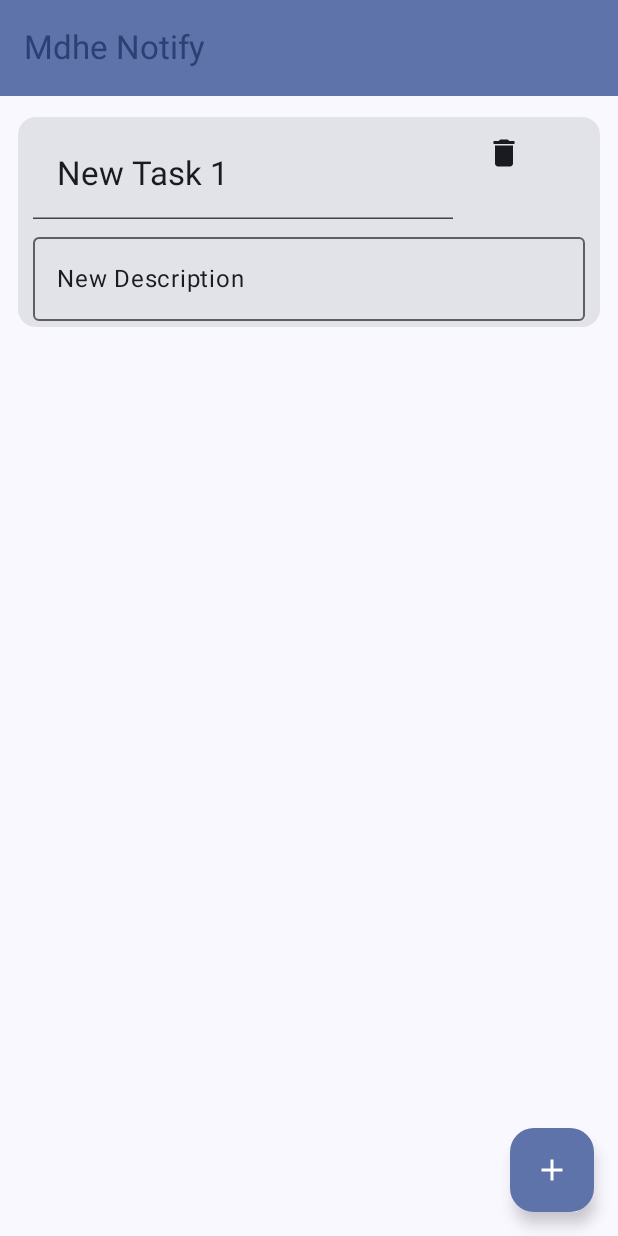
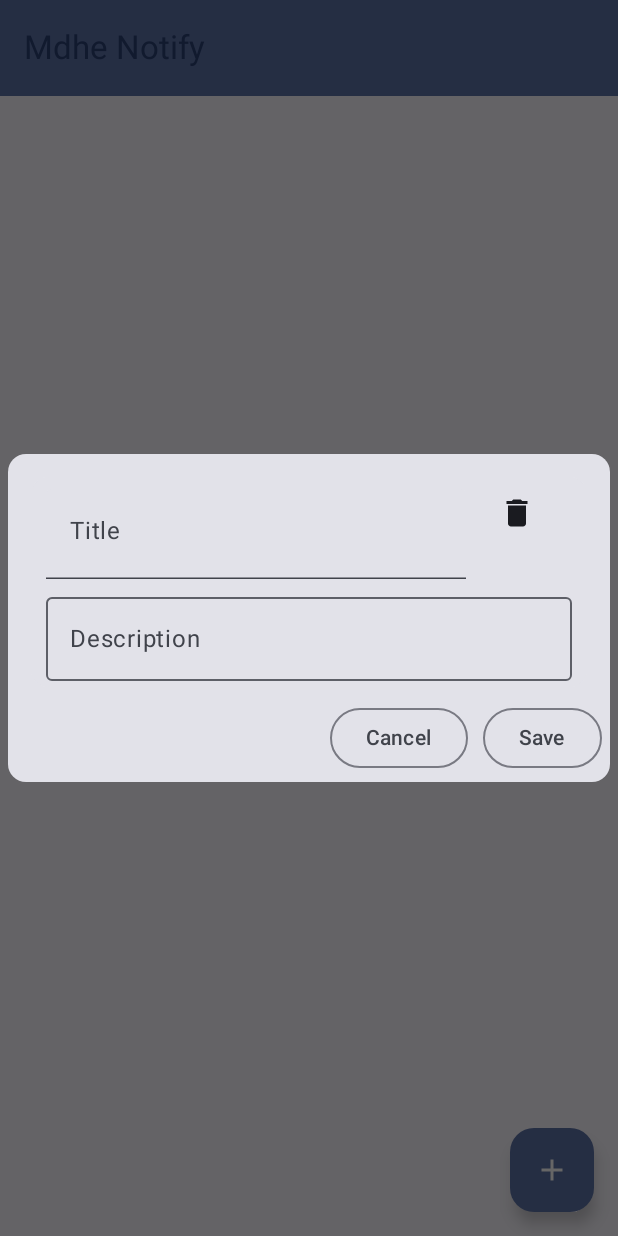
Before and after one commit to d1ndonlymdhe/Notify, an Android app built with Jetpack Compose: the screen it shows after launch (MainActivity), after a tap on "Add", on a phone screen of 412 x 824 dp. Run offline under Robolectric (Android 15) with nearby library versions, the phone set to English and light mode, and no system bars; our stand-ins replace Room's generated code.

Commit message:
use dialog to add

```diff
--- a/app/src/main/java/com/example/notify/MainActivity.kt
+++ b/app/src/main/java/com/example/notify/MainActivity.kt
@@ -17,24 +17,30 @@ import androidx.activity.enableEdgeToEdge
 import androidx.activity.result.contract.ActivityResultContracts
 import androidx.activity.viewModels
 import androidx.compose.foundation.background
+import androidx.compose.foundation.layout.Arrangement
 import androidx.compose.foundation.layout.Box
+import androidx.compose.foundation.layout.Column
 import androidx.compose.foundation.layout.Row
+import androidx.compose.foundation.layout.Spacer
 import androidx.compose.foundation.layout.fillMaxHeight
 import androidx.compose.foundation.layout.fillMaxSize
 import androidx.compose.foundation.layout.fillMaxWidth
 import androidx.compose.foundation.layout.padding
 import androidx.compose.foundation.layout.size
+import androidx.compose.foundation.layout.width
 import androidx.compose.foundation.lazy.LazyColumn
 import androidx.compose.foundation.lazy.itemsIndexed
 import androidx.compose.material.icons.Icons
 import androidx.compose.material.icons.filled.Add
 import androidx.compose.material.icons.filled.Delete
+import androidx.compose.material3.AlertDialog
 import androidx.compose.material3.Card
 import androidx.compose.material3.ExperimentalMaterial3Api
 import androidx.compose.material3.FloatingActionButton
 import androidx.compose.material3.Icon
 import androidx.compose.material3.IconButton
 import androidx.compose.material3.MaterialTheme
+import androidx.compose.material3.OutlinedButton
 import androidx.compose.material3.OutlinedTextField
 import androidx.compose.material3.Scaffold
 import androidx.compose.material3.SwipeToDismissBox
@@ -51,6 +57,7 @@ import androidx.compose.runtime.mutableStateListOf
 import androidx.compose.runtime.mutableStateOf
 import androidx.compose.runtime.remember
 import androidx.compose.ui.Modifier
+import androidx.compose.ui.window.Dialog
 import androidx.compose.ui.graphics.Color
 import androidx.compose.ui.platform.LocalContext
 import androidx.compose.ui.tooling.preview.Preview
@@ -103,8 +110,6 @@ private fun createNotificationChannel(context: Context) {
     notificationManager.createNotificationChannel(channel)
 }
 
-var x = 0;
-
 fun getBuilder(text: String, context: Context): NotificationCompat.Builder {
     val builder = NotificationCompat.Builder(context, CHANNEL_ID)
         .setSmallIcon(R.drawable.ic_launcher_foreground).setContentTitle("Your Task")
@@ -120,20 +125,15 @@ fun checkForNotificationPermission(context: Context): Int {
     }
 }
 
-//data class Task(var title: String, var description: String)
-
 @Composable
 fun Main(viewModel: TaskViewModel) {
     val context = LocalContext.current
-    val (value, setValue) = remember {
-        mutableStateOf("")
-    }
     val tasks by viewModel.tasks.collectAsState()
-//    val tasks = remember {
-//        mutableStateListOf(Task("Title 1", "Description 1"), Task("Title 2", "Description 2"))
-//    }
     LaunchedEffect(Unit) {
         createNotificationChannel(context)
+    }
+    val (showAddDialog, setShowAddDialog) = remember {
+        mutableStateOf(false)
     }
     val permissionLauncher =
         rememberLauncherForActivityResult(contract = ActivityResultContracts.RequestPermission()) { isGranted ->
@@ -154,7 +154,7 @@ fun Main(viewModel: TaskViewModel) {
                 ), title = { Text(text = "Mdhe Notify") })
         }, floatingActionButton = {
             FloatingActionButton(onClick = {
-                viewModel.addTask(Task("New Task ${tasks.size + 1}", "New Description"))
+                setShowAddDialog(true)
             }) {
                 Icon(Icons.Filled.Add, contentDescription = "Add")
             }
@@ -162,16 +162,22 @@ fun Main(viewModel: TaskViewModel) {
             Box(
                 modifier = Modifier.padding(innerPadding)
             ) {
+                if (showAddDialog) {
+                    AddCardDialog(
+                        cancel = { setShowAddDialog(false) },
+                        save = {
+                            viewModel.addTask(it)
+                            setShowAddDialog(false)
+                        }
+                    )
+                }
                 LazyColumn(modifier = Modifier.padding(2.dp, 4.dp)) {
                     itemsIndexed(tasks) { idx, task ->
                         TaskCard(task.title, { it ->
-//                                tasks[idx] = Task(it, task.description)
                             viewModel.updateTask(Task(it, task.description, task.id))
                         }, task.description, { it ->
-//                                tasks[idx] = Task(task.title, it)
                             viewModel.updateTask(Task(task.title, it, task.id))
                         }, {
-//                                tasks.remove(task)
                             viewModel.deleteTask(task)
                         })
                     }
@@ -190,17 +196,74 @@ fun TaskCardPreview() {
 }
 
 @Composable
+fun AddCardDialog(
+    save: (task: Task) -> Unit,
+    cancel: () -> Unit
+) {
+    val (title, setTitle) = remember {
+        mutableStateOf("")
+    }
+    val (description, setDescription) = remember {
+        mutableStateOf("")
+    }
+    Dialog(
+        onDismissRequest = {
+            cancel()
+        }
+    ) {
+        Card(modifier = Modifier.padding(5.dp)) {
+            Column(modifier = Modifier.padding(5.dp)) {
+                TaskCard(title, setTitle, description, setDescription, {})
+                Row(
+                    modifier = Modifier.fillMaxWidth(),
+                    horizontalArrangement = Arrangement.End
+                ) {
+                    OutlinedButton(onClick = { cancel() }) {
+                        Text("Cancel")
+                    }
+                    Spacer(Modifier.width(10.dp))
+                    OutlinedButton(onClick = {
+                        save(Task(title, description))
+                    }) {
+                        Text("Save")
+                    }
+                }
+            }
+        }
+    }
+//    AlertDialog(onDismissRequest = {
+//        cancel()
+//    }, confirmButton = {
+//        OutlinedButton(onClick = {
+//            save(Task(title, description))
+//        }) {
+//            Text("Save")
+//        }
+//    }, dismissButton = {
+//        OutlinedButton(onClick = {
+//            cancel()
+//        }) {
+//            Text("Cancel")
+//        }
+//    }, title = { Text("Add a new task") }, text = {
+//        TaskCard(title, setTitle, description, setDescription, {}, Modifier.padding(0.dp))
+//    }, modifier = Modifier.padding(0.dp))
+}
+
+@Composable
 fun TaskCard(
     title: String,
     setTitle: (String) -> Unit,
     description: String,
     setDescription: (String) -> Unit,
-    delete: () -> Unit
+    delete: () -> Unit,
+    modifier: Modifier = Modifier
 ) {
     Card(
         modifier = Modifier
             .fillMaxWidth()
             .padding(10.dp, 10.dp)
+            .then(modifier)
     ) {
         Row {
             TextField(
@@ -215,6 +278,9 @@ fun TaskCard(
             }
         }
         OutlinedTextField(
+            placeholder = {
+                Text(text = "Description")
+            },
             value = description,
             onValueChange = setDescription,
             textStyle = MaterialTheme.typography.bodyLarge,
```
